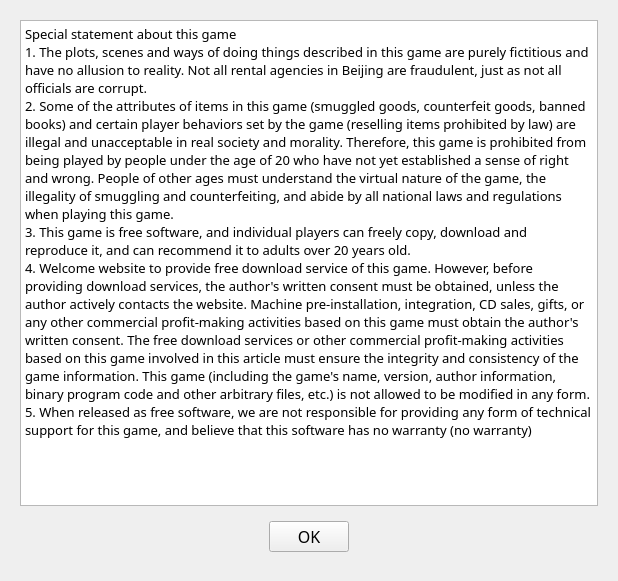
soda92/beijing_fushengji_rewrite, file form/statements.ui: the form before one commit.
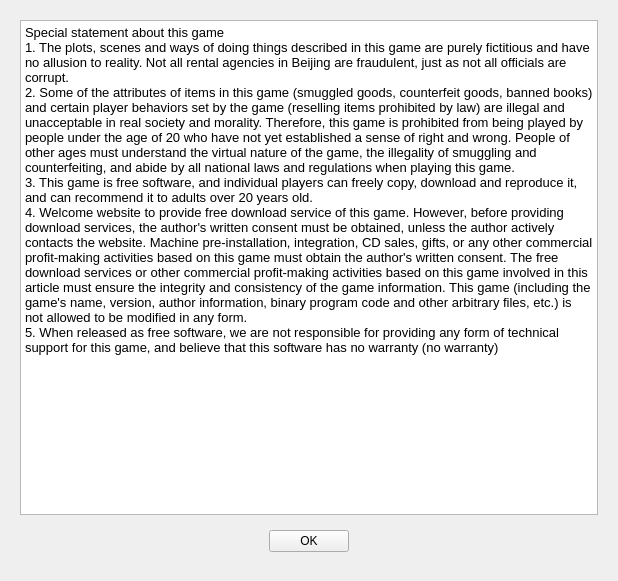
The form after the commit.

Diff of the .ui file:
```diff
--- a/form/statements.ui
+++ b/form/statements.ui
@@ -13,22 +13,14 @@
   <property name="windowTitle">
    <string>---</string>
   </property>
-  <property name="styleSheet">
-   <string notr="true">QLabel, QPushButton, QTextBrowser, QGroupBox, QTextEdit {
-                font: 12pt MiSans;
-            }</string>
-  </property>
+  
   <layout class="QGridLayout" name="gridLayout">
    <item row="0" column="0">
     <widget class="QWidget" name="widget" native="true">
      <layout class="QVBoxLayout" name="verticalLayout">
       <item>
        <widget class="QTextBrowser" name="textBrowser">
-        <property name="styleSheet">
-         <string notr="true">QLabel, QPushButton, QTextBrowser, QGroupBox, QTextEdit {
-                font: 12pt MiSans;
-            }</string>
-        </property>
+        
         <property name="html">
          <string>&lt;!DOCTYPE HTML PUBLIC &quot;-//W3C//DTD HTML 4.0//EN&quot; &quot;http://www.w3.org/TR/REC-html40/strict.dtd&quot;&gt;
 &lt;html&gt;&lt;head&gt;&lt;meta name=&quot;qrichtext&quot; content=&quot;1&quot; /&gt;&lt;meta charset=&quot;utf-8&quot; /&gt;&lt;style type=&quot;text/css&quot;&gt;
```
